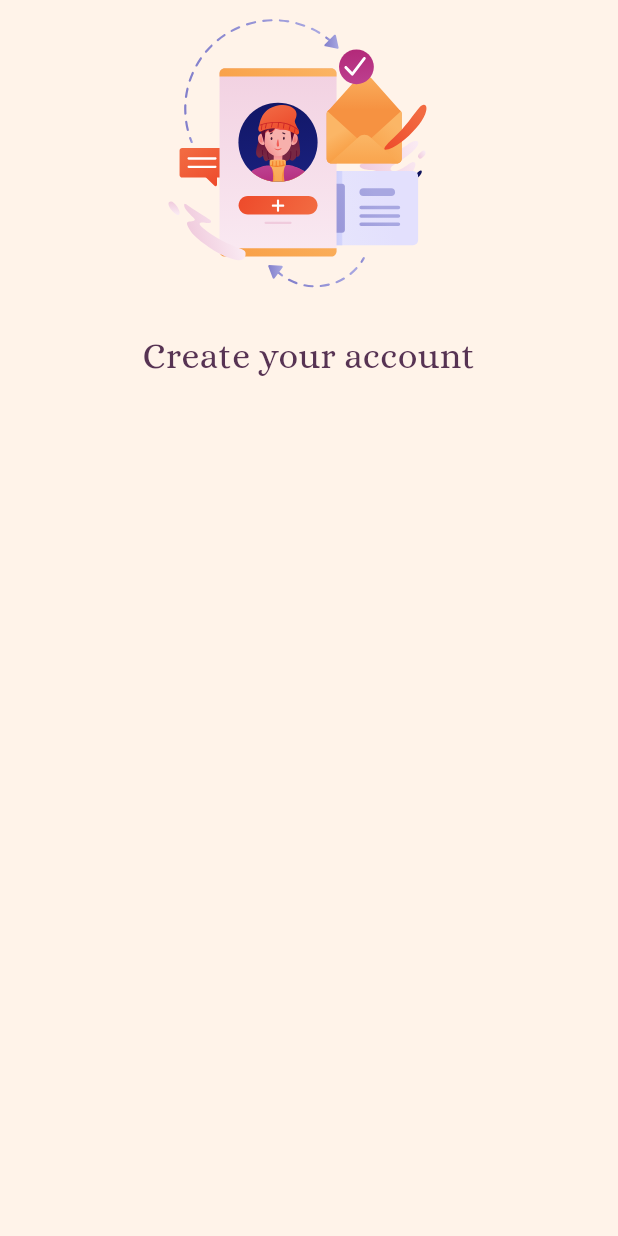
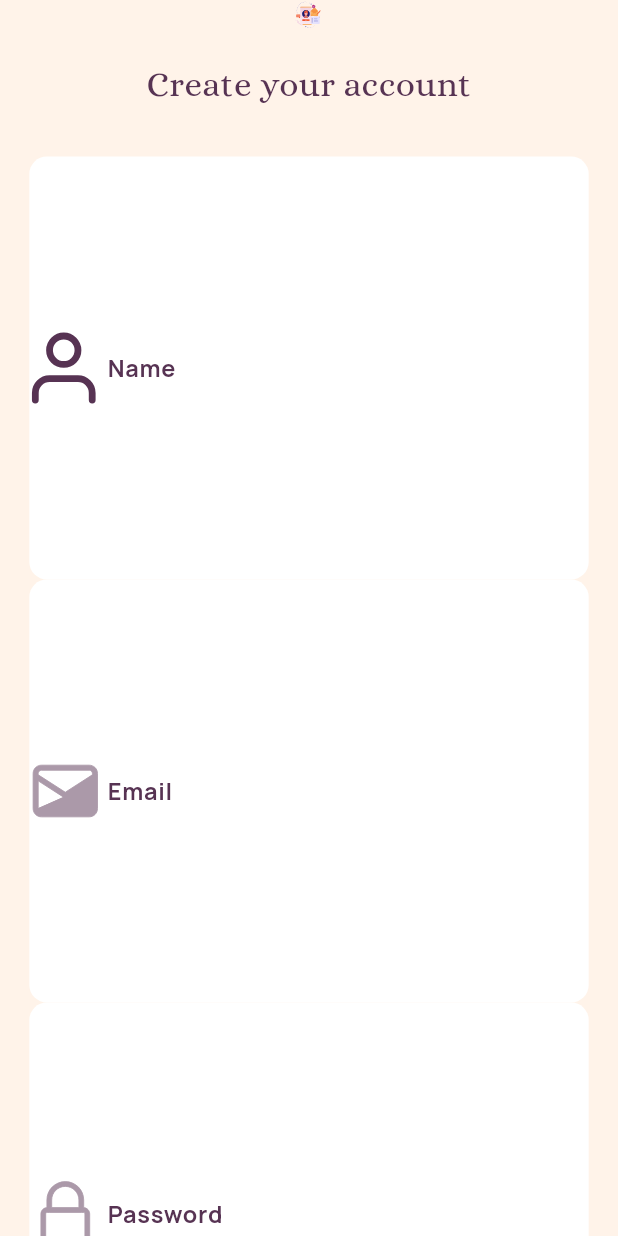
Before and after one commit to Gbenga-Abiodun/habit-app, a Flutter app: the SignUpPage screen opened by its route, on a phone screen of 412 x 824 dp. Run offline on Flutter 3.47's test engine with Material 3 defaults, Android fonts, the phone set to English and light mode, and no system bars; drawn by our look-alikes of auto_size_text; our stand-ins replace flutter_svg, get.

Commit message:
worked on the sign_up_page.dart and also added some assets and also worked on app_text_field.dart

```diff
--- a/lib/pages/auth/sign_up_page.dart
+++ b/lib/pages/auth/sign_up_page.dart
@@ -1,10 +1,12 @@
 import 'package:flutter/material.dart';
 import 'package:flutter_svg/flutter_svg.dart';
 import 'package:habit_app/utils/colors.dart';
+import 'package:habit_app/widgets/app_text_field.dart';
 import 'package:habit_app/widgets/big_text.dart';
 import 'package:habit_app/widgets/small_text.dart';
 
 import '../../generated/assets.dart';
+import '../../utils/dimensions.dart';
 
 class SignUpPage extends StatelessWidget {
   const SignUpPage({super.key});
@@ -16,10 +18,13 @@ class SignUpPage extends StatelessWidget {
       body: Center(
         child: Column(
           children: [
-            SvgPicture.asset(Assets.svgsAuth1 , fit: BoxFit.scaleDown, width: 187.76, height: 200,),
-            SizedBox(height: 20,),
-            SmallText(text: "Create your account", size: 24, fontFamily: "Alice", color: AppColors.eclipse, textAlign: TextAlign.center,),
-            SizedBox(height: 32,),
+            SvgPicture.asset(Assets.svgsAuth1 , fit: BoxFit.scaleDown, width: Dimensions.height12 * 15.64666666666667, height: Dimensions.height10 * 2,),
+            SizedBox(height: Dimensions.height10 * 2,),
+            SmallText(text: "Create your account", size: Dimensions.height12 * 2, fontFamily: "Alice", color: AppColors.eclipse, textAlign: TextAlign.center,),
+            SizedBox(height: Dimensions.height12 * 2.666666666666667,),
+            AppTextField(hintText: "Name", autoFocus: false, obscureText: false, prefix: SvgPicture.asset(Assets.svgsUser, color: AppColors.eclipse, width: Dimensions.height14, height: Dimensions.height10/2,),),
+            AppTextField(hintText: "Email", autoFocus: false, obscureText: false, prefix: SvgPicture.asset(Assets.svgsMail, color: AppColors.eclipse, width: Dimensions.height14, height: Dimensions.height10/2,),),
+            AppTextField(hintText: "Password", autoFocus: false, obscureText: false, prefix: SvgPicture.asset(Assets.svgsPassword, color: AppColors.eclipse,width: Dimensions.height14, height: Dimensions.height10/2,),),
 
           ],
         ),
--- a/lib/pages/supportive/supportive_page.dart
+++ b/lib/pages/supportive/supportive_page.dart
@@ -1,5 +1,7 @@
 import 'package:flutter/material.dart';
 import 'package:flutter_svg/flutter_svg.dart';
+import 'package:get/get.dart';
+import 'package:habit_app/routes/route_helper.dart';
 import 'package:habit_app/utils/colors.dart';
 import 'package:habit_app/widgets/custom_button.dart';
 
@@ -120,8 +122,9 @@ class SupportivePage extends StatelessWidget {
               height: Dimensions.height10 * 3,
             ),
             Padding(
+
               padding: EdgeInsets.symmetric(horizontal: Dimensions.height10 * 2),
-              child: CustomButton(text: "Get Started", textColor: AppColors.eclipse,),
+              child: CustomButton(text: "Get Started", textColor: AppColors.eclipse, onTap: () => Get.toNamed(RouteHelpers.getSignUp(),),),
             )
           ],
         ),
--- a/lib/utils/colors.dart
+++ b/lib/utils/colors.dart
@@ -8,8 +8,12 @@ class AppColors{
   static const Color morning = const Color(0xFFFFBA7C);
   static const Color fog = const Color(0xFFFFDEEF);
 
+
+
   static const Color scaffoldBg = Colors.white;
   static const Color scaffoldBg2 = const Color(0xFFFFF3E9);
+  static const Color textInputColor = const Color(0xFFFDA758);
+
   static const Color eclipse = const Color(0xFF573353);
 
 }
--- a/lib/utils/dimensions.dart
+++ b/lib/utils/dimensions.dart
@@ -15,6 +15,9 @@ class Dimensions{
 
 
   static double height12 = screenHeight / 70.28571428571428;
+
+  static double height14 = screenHeight / 60.24489795918367;
+  static double borderRadius12 = screenHeight / 70.28571428571428;
   static double font12 = screenHeight / 70.28571428571428;
 
   static double height10 = screenHeight / 84.34285714285714;
--- /dev/null
+++ b/lib/widgets/app_text_field.dart
@@ -0,0 +1,118 @@
+import 'package:flutter/material.dart';
+import 'package:flutter/services.dart';
+
+import '../utils/colors.dart';
+import '../utils/dimensions.dart';
+
+class AppTextField extends StatelessWidget {
+
+  final String hintText;
+  final TextEditingController? controller;
+
+  final bool autoFocus;
+
+  final Widget? prefix;
+
+  final bool obscureText;
+
+  final Widget? suffix;
+
+  final Decoration? decoration;
+
+  final void Function(String?)? onSaved;
+  final Color? fillColor;
+  final Color? inputColor;
+  final Color? cursorColor;
+  final void Function(String)? onFieldSubmitted;
+
+  final BorderSide borderSide;
+
+  final TextInputType? keyboardType;
+
+  final List<TextInputFormatter>? inputFormatters;
+
+  final String? Function(String?)? validator;
+  const AppTextField({Key? key, required this.hintText, this.controller, required this.autoFocus, this.prefix, required this.obscureText, this.suffix, this.decoration, this.onSaved, this.fillColor = Colors.white, this.onFieldSubmitted, this.borderSide = const BorderSide(
+    width: 1.0,
+    color: AppColors.textInputColor,
+  ), this.keyboardType, this.inputFormatters, this.validator, this.cursorColor = const Color(0xFFFDA758), this.inputColor= const Color(0xFFFDA758)}) : super(key: key);
+
+  @override
+  Widget build(BuildContext context) {
+    return Container(
+      decoration: decoration,
+      margin: EdgeInsets.symmetric(horizontal: Dimensions.height10 * 2,),
+      child: TextFormField(
+        style: TextStyle(
+          color: inputColor,
+          fontWeight: FontWeight.bold,
+          height: Dimensions.font16,
+
+        ),
+        controller: controller,
+        validator: validator,
+        obscureText: obscureText,
+        onSaved: onSaved,
+        inputFormatters: inputFormatters,
+        cursorColor: cursorColor,
+        onFieldSubmitted: onFieldSubmitted,
+        decoration: InputDecoration(
+          fillColor: fillColor,
+          filled: true,
+          prefixIcon: prefix,
+          hintText: hintText,
+          suffixIcon: suffix,
+          hintStyle: TextStyle(
+            color: AppColors.eclipse,
+            fontSize: Dimensions.font16,
+          ),
+
+          focusedBorder: OutlineInputBorder(
+            borderRadius: BorderRadius.all(
+              Radius.circular(
+                Dimensions.borderRadius12,
+              ),
+            ),
+            borderSide: borderSide,
+          ),
+          enabledBorder: OutlineInputBorder(
+            borderRadius: BorderRadius.all(
+              Radius.circular(
+                Dimensions.borderRadius12,
+              ),
+            ),
+            borderSide: BorderSide.none,
+            // borderSide: BorderSide(
+            //   width: 1.0,
+            //   // color: AppColors.purple,
+            // ),
+          ),
+          border: OutlineInputBorder(
+            borderRadius: BorderRadius.all(
+              Radius.circular(
+                Dimensions.borderRadius12,
+              ),
+            ),
+            // borderSide: BorderSide.none,
+            borderSide: BorderSide(
+              width: 0.5,
+              color: Colors.red,
+            ),
+          ),
+
+          errorBorder: OutlineInputBorder(
+            borderRadius: BorderRadius.all(
+              Radius.circular(
+                  Dimensions.borderRadius12,
+              ),
+            ),
+            borderSide: BorderSide(
+              width: 1.0,
+              color: Colors.red,
+            ),
+          ),
+        ),
+      ),
+    );
+  }
+}
```
Also changed, not shown: assets/svgs/Google Icon.svg (added), assets/svgs/facebook.svg (added), assets/svgs/mail.svg (added), assets/svgs/mark.svg (added), assets/svgs/password.svg (added), assets/svgs/user.svg (added), lib/generated/assets.dart.
